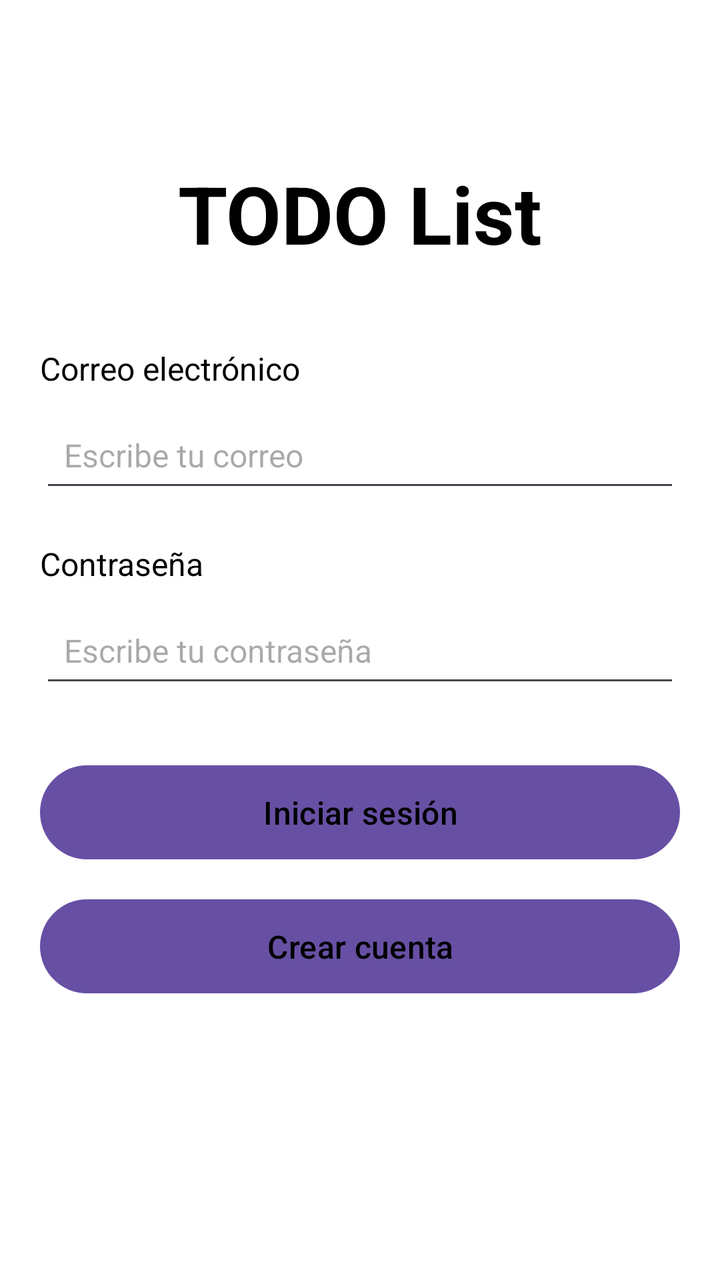
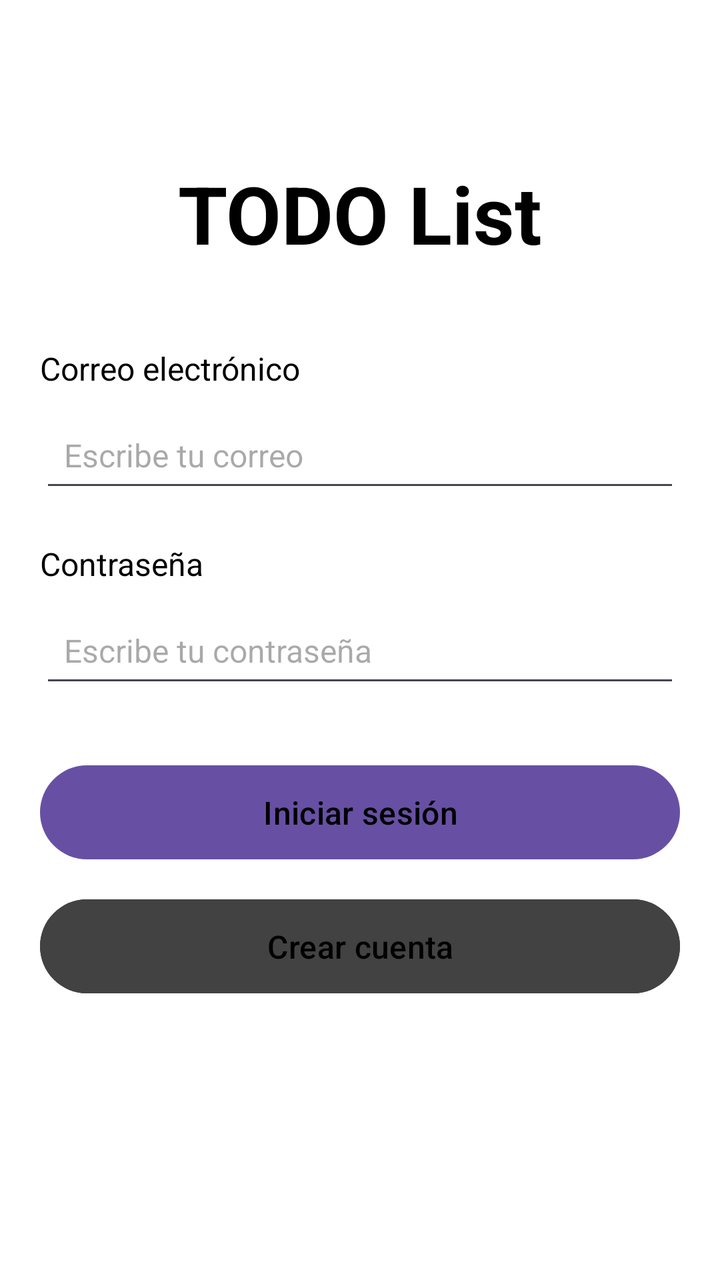

Compare the two renders of this Android layout. The source of the first and the diff that turns it into the second are given below.
<!-- AndroidManifest.xml: application theme Theme.TodoLIST -->
<!-- res/layout/activity_main.xml -->
<?xml version="1.0" encoding="utf-8"?>
<LinearLayout
    xmlns:android="http://schemas.android.com/apk/res/android"
    xmlns:tools="http://schemas.android.com/tools"
    android:id="@+id/main"
    android:layout_width="match_parent"
    android:layout_height="match_parent"
    android:background="#FFFFFF"
    android:orientation="vertical"
    android:padding="20dp"
    tools:context=".LoginActivity">

    
    <TextView
        android:id="@+id/txtTitulo"
        android:layout_width="match_parent"
        android:layout_height="wrap_content"
        android:layout_marginTop="60dp"
        android:layout_marginBottom="40dp"
        android:gravity="center"
        android:text="TODO List"
        android:textColor="#000000"
        android:textSize="40sp"
        android:textStyle="bold" />

    <TextView
        android:layout_width="match_parent"
        android:layout_height="wrap_content"
        android:text="Correo electrónico"
        android:textColor="#000000"
        android:textSize="16sp" />

    <EditText
        android:id="@+id/edtCorreo"
        android:layout_width="match_parent"
        android:layout_height="50dp"
        android:layout_marginTop="6dp"
        android:layout_marginBottom="20dp"

        android:hint="Escribe tu correo"
        android:inputType="textEmailAddress"
        android:paddingHorizontal="12dp"
        android:textSize="16sp" />

    <TextView
        android:layout_width="match_parent"
        android:layout_height="wrap_content"
        android:text="Contraseña"
        android:textColor="#000000"
        android:textSize="16sp" />

    <EditText
        android:id="@+id/edtContrasena"
        android:layout_width="match_parent"
        android:layout_height="50dp"
        android:layout_marginTop="6dp"
        android:layout_marginBottom="30dp"
        android:hint="Escribe tu contraseña"
        android:inputType="textPassword"
        android:paddingHorizontal="12dp"
        android:textSize="16sp" />

    <Button
        android:id="@+id/btnIniciarSesion"
        android:layout_width="match_parent"
        android:layout_height="55dp"
        android:layout_marginBottom="12dp"
        android:text="Iniciar sesión"
        android:textAllCaps="false"
        android:textColor="#000000"
        android:textSize="16sp" />

    <Button
        android:id="@+id/btnCrearCuenta"
        android:layout_width="match_parent"
        android:layout_height="55dp"
        android:text="Crear cuenta"
        android:textAllCaps="false"
        android:textColor="#000000"
        android:textSize="16sp" />

</LinearLayout>
<!-- resources referenced by this layout -->
<resources>
  <style name="Theme.TodoLIST" parent="Base.Theme.TodoLIST" />
  <style name="Base.Theme.TodoLIST" parent="Theme.Material3.DayNight.NoActionBar">
          
          
      </style>
</resources>

<!-- the commit's change to res/layout/activity_main.xml (unified diff, before → after) -->
@@ -77,6 +77,7 @@
         android:text="Crear cuenta"
         android:textAllCaps="false"
         android:textColor="#000000"
+        android:backgroundTint="@color/cardview_dark_background"
         android:textSize="16sp" />
 
 </LinearLayout>
